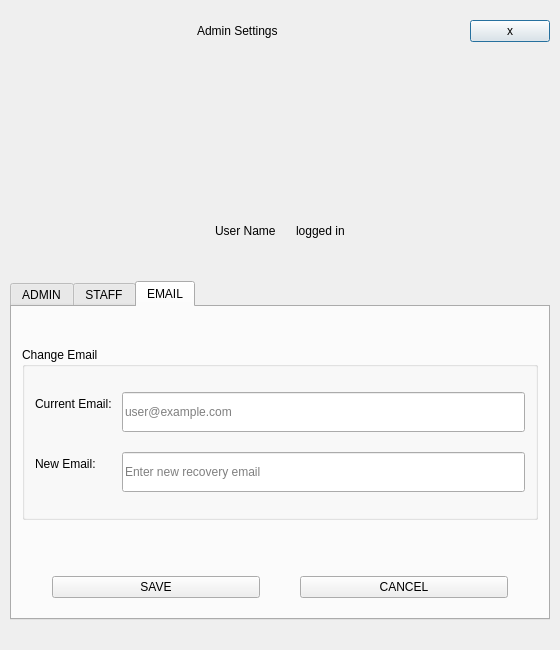
Old version of the form Project/ui/admin_menu.ui in the repository Selvam-T/POS.
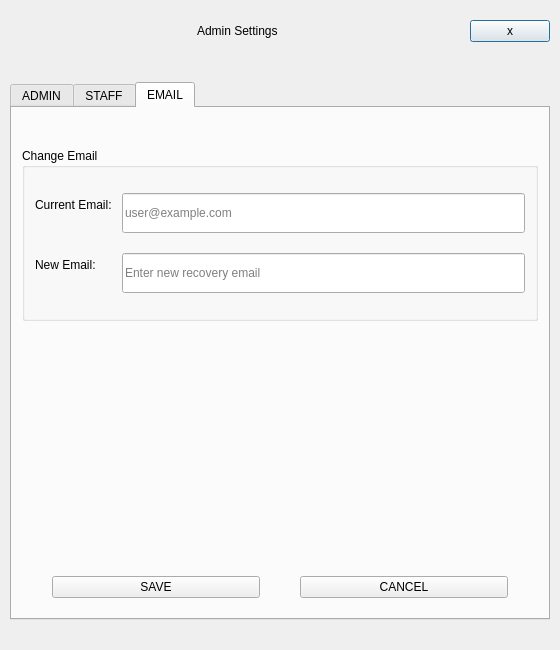
New version of the form.

Commit message: login.py controller wired, pending forget password email forwarding

Diff of the .ui file:
```diff
--- a/Project/ui/admin_menu.ui
+++ b/Project/ui/admin_menu.ui
@@ -105,81 +105,6 @@
      </layout>
     </widget>
    </item>
-   <item>
-    <spacer name="verticalSpacer_4">
-     <property name="orientation">
-      <enum>Qt::Vertical</enum>
-     </property>
-     <property name="sizeType">
-      <enum>QSizePolicy::Expanding</enum>
-     </property>
-     <property name="sizeHint" stdset="0">
-      <size>
-       <width>20</width>
-       <height>10</height>
-      </size>
-     </property>
-    </spacer>
-   </item>
-   <item>
-    <layout class="QHBoxLayout" name="horizontalLayout">
-     <property name="spacing">
-      <number>20</number>
-     </property>
-     <property name="leftMargin">
-      <number>10</number>
-     </property>
-     <property name="topMargin">
-      <number>10</number>
-     </property>
-     <property name="rightMargin">
-      <number>10</number>
-     </property>
-     <property name="bottomMargin">
-      <number>10</number>
-     </property>
-     <item>
-      <spacer name="horizontalSpacer_2">
-       <property name="orientation">
-        <enum>Qt::Horizontal</enum>
-       </property>
-       <property name="sizeHint" stdset="0">
-        <size>
-         <width>40</width>
-         <height>20</height>
-        </size>
-       </property>
-      </spacer>
-     </item>
-     <item>
-      <widget class="QLabel" name="userHeaderLabel">
-       <property name="text">
-        <string>User Name</string>
-       </property>
-      </widget>
-     </item>
-     <item>
-      <widget class="QLabel" name="loginHeaderLabel">
-       <property name="text">
-        <string>logged in</string>
-       </property>
-      </widget>
-     </item>
-     <item>
-      <spacer name="horizontalSpacer">
-       <property name="orientation">
-        <enum>Qt::Horizontal</enum>
-       </property>
-       <property name="sizeHint" stdset="0">
-        <size>
-         <width>40</width>
-         <height>20</height>
-        </size>
-       </property>
-      </spacer>
-     </item>
-    </layout>
-   </item>
    <item>
     <spacer name="verticalSpacer_11">
      <property name="orientation">
```
The commit also changes 18 other files.
